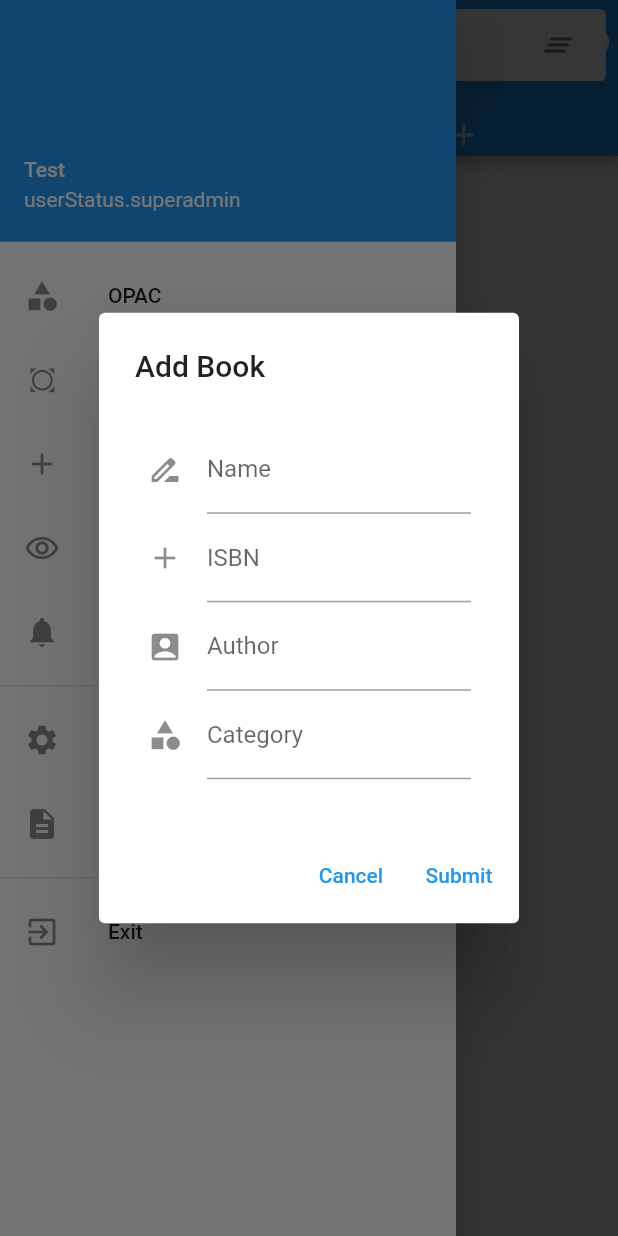
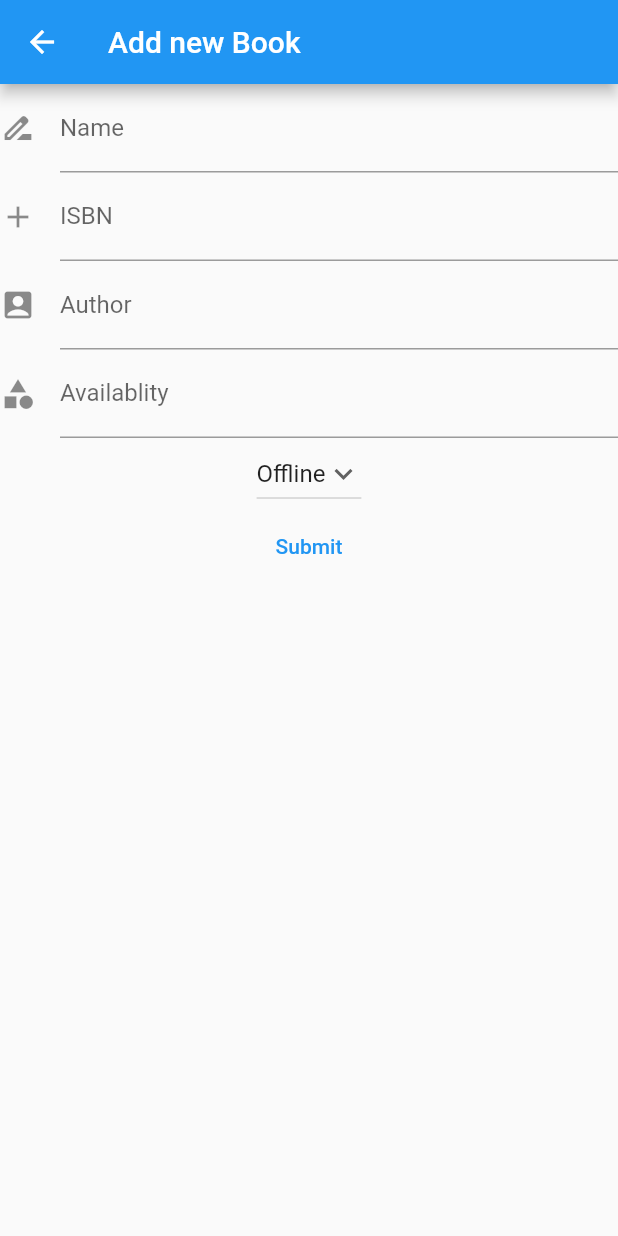
Before and after one commit to tabspacecoder/library_management, a Flutter app: the Home screen opened directly, in the side drawer, after a tap on "Add new book", on a phone screen of 412 x 824 dp. Run offline on Flutter 3.47's test engine with Material 2 defaults, Android fonts, the phone set to English and light mode, and no system bars; drawn by our look-alikes of material_floating_search_bar; missing offline and left inert: dart:html, fluent_ui.

Commit message:
add book feature added

```diff
--- /dev/null
+++ b/lib/Navbar/addbook.dart
@@ -0,0 +1,134 @@
+import 'package:flutter/material.dart';
+
+class addBookPage extends StatefulWidget {
+  const addBookPage({Key? key}) : super(key: key);
+
+  @override
+  State<addBookPage> createState() => _addBookPageState();
+}
+
+class _addBookPageState extends State<addBookPage> {
+  var bookNameController = TextEditingController();
+  var authorController = TextEditingController();
+  var isbnController = TextEditingController();
+  var availController = TextEditingController();
+  String dropdownvalue = 'Offline';
+  var items = [
+    'Online',
+    'Offline',
+    'Both',
+  ];
+  @override
+  Widget build(BuildContext context) {
+    return Scaffold(
+      appBar: AppBar(
+        title: Text('Add new Book'),
+      ),
+      body: Container(
+        child: Form(
+          child: Column(
+            children: <Widget>[
+              TextFormField(
+                controller :bookNameController,
+                decoration: InputDecoration(
+                  labelText: 'Name',
+                  icon: Icon(Icons.drive_file_rename_outline),
+                ),
+              ),
+              TextFormField(
+                controller :isbnController,
+                decoration: InputDecoration(
+                  labelText: 'ISBN',
+                  icon: Icon(Icons.add),
+                ),
+              ),
+              TextFormField(
+                controller :authorController,
+                decoration: InputDecoration(
+                  labelText: 'Author',
+                  icon: Icon(Icons.account_box ),
+                ),
+              ),
+              TextFormField(
+                controller :availController,
+                decoration: InputDecoration(
+                  labelText: 'Availablity',
+                  icon: Icon(Icons.category),
+                ),
+              ),
+              // CheckboxListTile(
+              //   title: Text('Online : '),
+              //   value: online_avail,
+              //   onChanged: (value) {
+              //     setState(() {
+              //       online_avail = value!;
+              //     });
+              //     setState(() {});
+              //   },
+              // ),
+              // CheckboxListTile(
+              //   title: Text('Offline : '),
+              //   value: offline_avail,
+              //   onChanged: (value) {
+              //     setState(() {
+              //       print(1);
+              //       offline_avail = value!;
+              //     });},
+              // ),
+              DropdownButton(
+
+                // Initial Value
+                value: dropdownvalue,
+
+                // Down Arrow Icon
+                icon: const Icon(Icons.keyboard_arrow_down),
+
+                // Array list of items
+                items: items.map((String items) {
+                  return DropdownMenuItem(
+                    value: items,
+                    child: Text(items),
+                  );
+                }).toList(),
+                // After selecting the desired option,it will
+                // change button value to selected value
+                onChanged: (String? newValue) {
+                  setState(() {
+                    dropdownvalue = newValue!;
+                  });
+                },
+              ),
+              dropdownvalue=='Online'||dropdownvalue=='Both'?ElevatedButton(onPressed: (){}, child: Text('Upload')):SizedBox(),
+              TextButton(
+                  child: Text("Submit"),
+                  onPressed: () {
+                    if(dropdownvalue=='Online' || dropdownvalue=='Both')
+                    {
+                      showDialog(context: context, builder: (BuildContext context) {
+                        return AlertDialog(
+                          title: Text('Upload the pdf!'),
+                          content: ElevatedButton(onPressed: (){}, child: Text('Upload')),
+                          actions: [TextButton(
+                            onPressed: () => Navigator.pop(context),
+                            child: Text('Cancel'),
+                          ),
+                            TextButton(
+                              onPressed: () {
+                                Navigator.pop(context);},
+                              child: Text('Submit'),
+                            ),],
+                        );
+                      });
+
+                    }
+
+                    Navigator.pop(context);
+                  })
+            ],
+          ),
+        ),
+
+      ),
+    );;
+  }
+}
--- a/lib/Navbar/navbar.dart
+++ b/lib/Navbar/navbar.dart
@@ -1,20 +1,36 @@
 import 'package:flutter/material.dart';
 import 'package:library_management/Constants.dart';
+import 'package:library_management/Navbar/addbook.dart';
 import 'package:library_management/opac/opac_main.dart';
 
-class NavBar extends StatelessWidget {
+class NavBar extends StatefulWidget {
   userStatus curStatus;
   String username;
+
   NavBar({required this.curStatus, required this.username});
 
+  @override
+  State<NavBar> createState() => _NavBarState();
+}
+
+class _NavBarState extends State<NavBar> {
+
+  bool online_avail=false;
+  bool offline_avail=false;
+  String dropdownvalue = 'Offline';
+  var items = [
+    'Online',
+    'Offline',
+    'Both',
+  ];
   ListView userListView(context) {
     return ListView(
       // Remove padding
       padding: EdgeInsets.zero,
       children: [
         UserAccountsDrawerHeader(
-          accountName: Text('$username'),
-          accountEmail: Text('$curStatus'),
+          accountName: Text('${widget.username}'),
+          accountEmail: Text('${widget.curStatus}'),
           decoration: BoxDecoration(
             color: Colors.blue,
           ),
@@ -26,8 +42,8 @@ class NavBar extends StatelessWidget {
               context, MaterialPageRoute(builder: (context) => opacHome())),
         ),
         ListTile(
-          leading: Icon(Icons.person),
-          title: Text('Friends'),
+          leading: Icon(Icons.new_label),
+          title: Text('Request new book'),
           onTap: () => null,
         ),
         ListTile(
@@ -83,8 +99,8 @@ class NavBar extends StatelessWidget {
       padding: EdgeInsets.zero,
       children: [
         UserAccountsDrawerHeader(
-          accountName: Text('$username'),
-          accountEmail: Text('$curStatus'),
+          accountName: Text('${widget.username}'),
+          accountEmail: Text('${widget.curStatus}'),
           decoration: BoxDecoration(
             color: Colors.blue,
           ),
@@ -104,66 +120,7 @@ class NavBar extends StatelessWidget {
           leading: Icon(Icons.add),
           title: Text('Add new book'),
           onTap: (){
-            showDialog(
-                context: context,
-                builder: (BuildContext context) {
-                  var bookNameController = TextEditingController();
-                  var authorController = TextEditingController();
-                  var isbnController = TextEditingController();
-                  var categoryController = TextEditingController();
-                  return AlertDialog(
-                    scrollable: true,
-                    title: Text('Add Book'),
-                    content: Padding(
-                      padding: const EdgeInsets.all(8.0),
-                      child: Form(
-                        child: Column(
-                          children: <Widget>[
-                            TextFormField(
-                              controller :bookNameController,
-                              decoration: InputDecoration(
-                                labelText: 'Name',
-                                icon: Icon(Icons.drive_file_rename_outline),
-                              ),
-                            ),
-                            TextFormField(
-                              controller :isbnController,
-                              decoration: InputDecoration(
-                                labelText: 'ISBN',
-                                icon: Icon(Icons.add),
-                              ),
-                            ),
-                            TextFormField(
-                              controller :authorController,
-                              decoration: InputDecoration(
-                                labelText: 'Author',
-                                icon: Icon(Icons.account_box ),
-                              ),
-                            ),
-                            TextFormField(
-                              controller :categoryController,
-                              decoration: InputDecoration(
-                                labelText: 'Category',
-                                icon: Icon(Icons.category),
-                              ),
-                            ),
-                          ],
-                        ),
-                      ),
-                    ),
-                    actions: [
-                      TextButton(
-                        onPressed: () => Navigator.pop(context),
-                        child: Text('Cancel'),
-                      ),
-                      TextButton(
-                          child: Text("Submit"),
-                          onPressed: () {
-                            Navigator.pop(context);
-                          })
-                    ],
-                  );
-                });
+            Navigator.push(context, MaterialPageRoute(builder: (context)=>addBookPage()));
           },
         ),
         ListTile(
@@ -216,7 +173,7 @@ class NavBar extends StatelessWidget {
   @override
   Widget build(BuildContext context) {
     return Drawer(
-      child: curStatus == userStatus.user
+      child: widget.curStatus == userStatus.user
           ? userListView(context)
           : adminListView(context),
     );
--- /dev/null
+++ b/lib/Navbar/requestNewBook.dart
@@ -0,0 +1 @@
+import 'package:flutter/material.dart';
--- a/lib/opac/opac_main.dart
+++ b/lib/opac/opac_main.dart
@@ -1,4 +1,4 @@
-import 'dart:html';
+
 
 import 'package:flutter/material.dart';
 
--- a/pubspec.yaml
+++ b/pubspec.yaml
@@ -39,6 +39,9 @@ dependencies:
   flutter_staggered_grid_view:
   dropdown_search: ^2.0.1
   material_floating_search_bar: ^0.3.6
+  autocomplete_textfield: ^1.7.3
+  fluent_ui:
+    git: https://github.com/bdlukaa/fluent_ui.git
 dev_dependencies:
   flutter_test:
     sdk: flutter
```
Also changed, not shown: lib/HomePage/Home.dart (+48 -0 lines), pubspec.lock.
